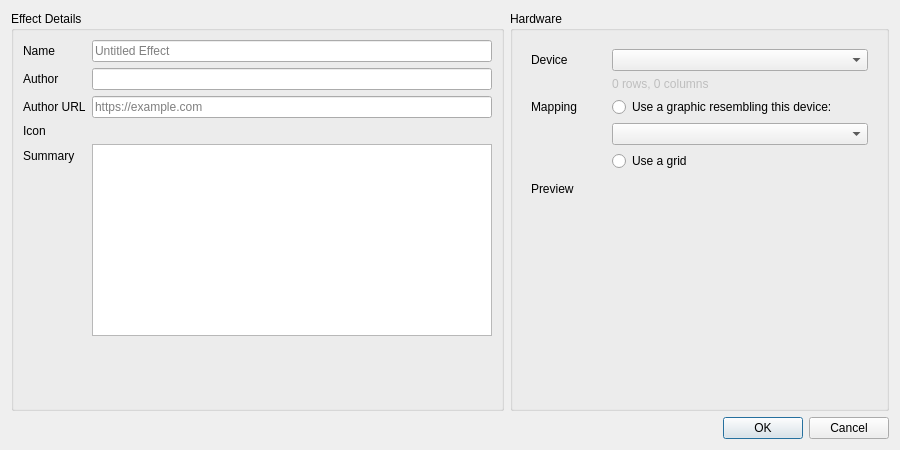
polychromatic/polychromatic, file data/qt/effect-metadata-editor.ui: the form before one commit.
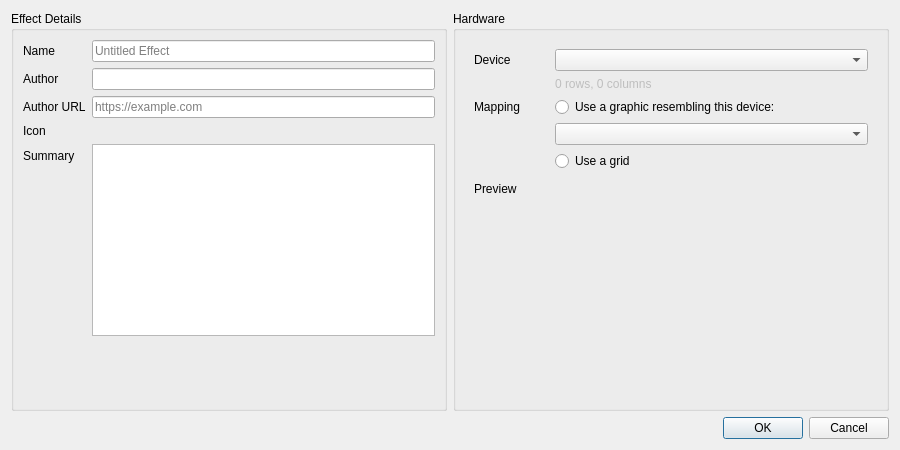
The form after the commit. Icons and pictures are not drawn.

Commit message:
controller: Miscellaneous UI polishing
- OpenRazer Config: Increase maximum range for notification frequency
- Icon Picker: Enable custom icon delete button if initially selected
- Meta Editor: Select "Grid" radio button when graphic unavailable
- Meta Editor: Expand width of dropdowns
- Tray Icon Picker: Group themed icons together
- Native theme: Use monospace in error dialog
- Remove unused 'profile-default.svg'
- Editor: Use different native icon for colour picker

What changed in the file:
```diff
--- a/data/qt/effect-metadata-editor.ui
+++ b/data/qt/effect-metadata-editor.ui
@@ -162,7 +162,14 @@
              </widget>
             </item>
             <item row="1" column="1">
-             <widget class="QComboBox" name="MapDeviceCombo"/>
+             <widget class="QComboBox" name="MapDeviceCombo">
+              <property name="sizePolicy">
+               <sizepolicy hsizetype="MinimumExpanding" vsizetype="Fixed">
+                <horstretch>0</horstretch>
+                <verstretch>0</verstretch>
+               </sizepolicy>
+              </property>
+             </widget>
             </item>
             <item row="2" column="1">
              <widget class="QLabel" name="DeviceDimensions">
@@ -195,7 +202,14 @@
              </widget>
             </item>
             <item row="4" column="1">
-             <widget class="QComboBox" name="MapGraphicList"/>
+             <widget class="QComboBox" name="MapGraphicList">
+              <property name="sizePolicy">
+               <sizepolicy hsizetype="MinimumExpanding" vsizetype="Fixed">
+                <horstretch>0</horstretch>
+                <verstretch>0</verstretch>
+               </sizepolicy>
+              </property>
+             </widget>
             </item>
             <item row="5" column="1">
              <widget class="QRadioButton" name="MapGraphicToGrid">
```
The commit also changes 6 other files.
